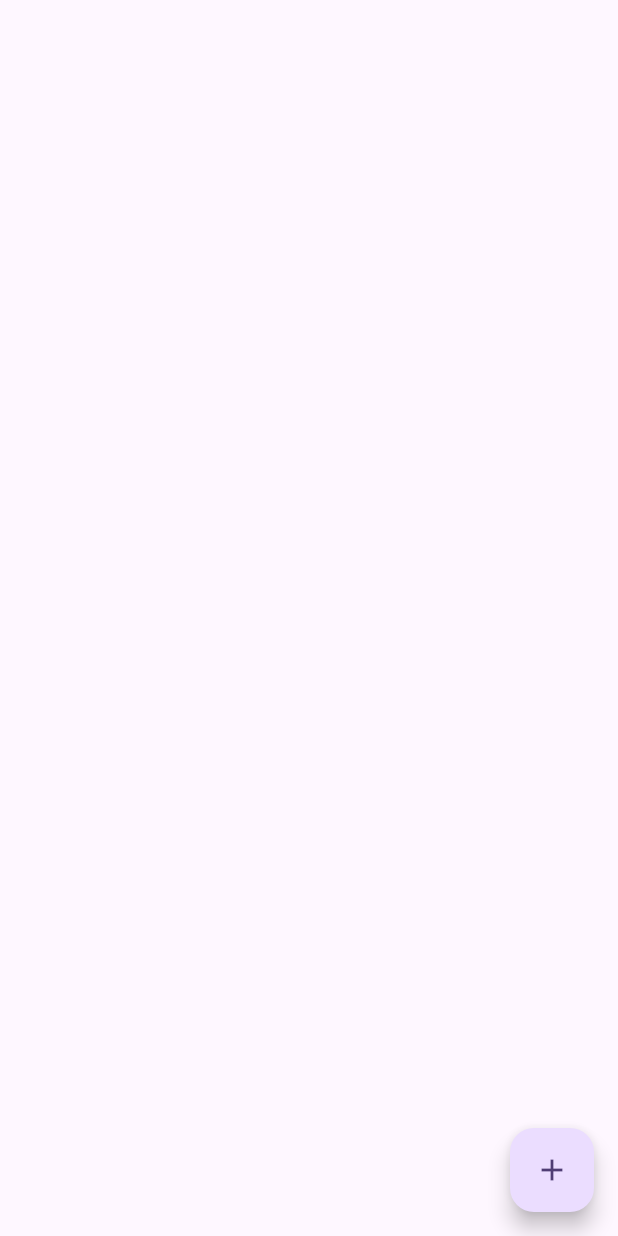
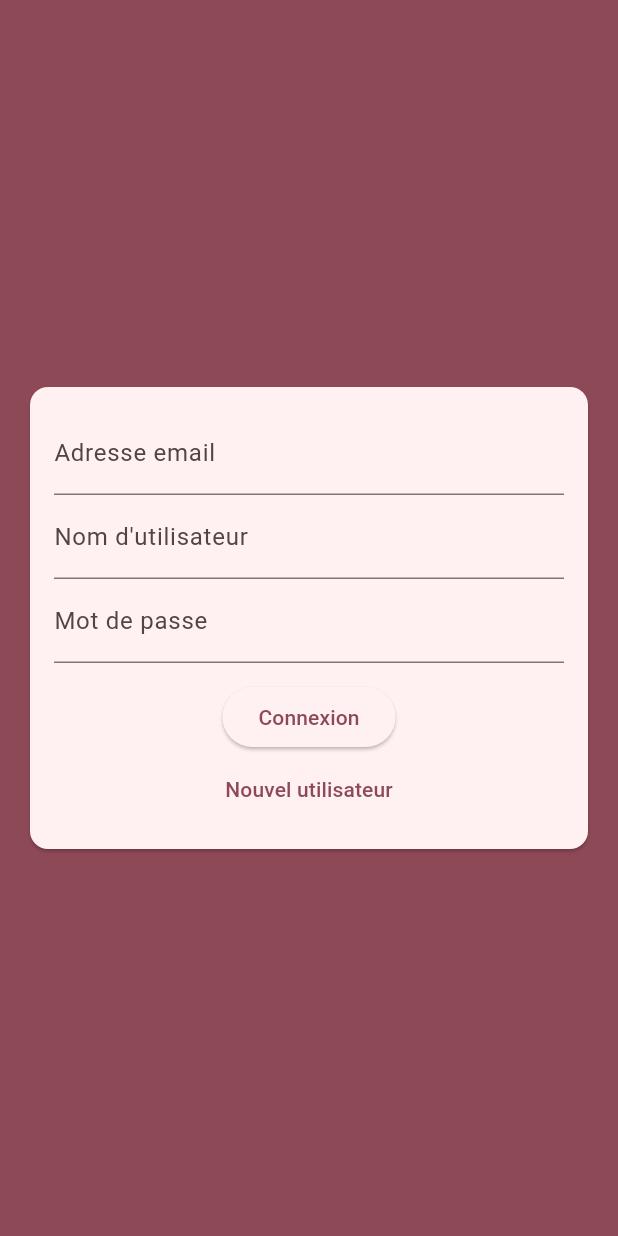
Before and after one commit to ossydreos/classroom, a Flutter app: the screen it shows after launch, on a phone screen of 412 x 824 dp. Run offline on Flutter 3.47's test engine with Material 3 defaults, Android fonts, the phone set to English and light mode, and no system bars; our stand-ins replace cloud_firestore, firebase_core; accounts and stored records are empty.

Commit message:
construction de la page auth_form + ajustement du thème + ajout logique connexion

```diff
--- a/lib/main.dart
+++ b/lib/main.dart
@@ -2,6 +2,8 @@ import 'package:flutter/material.dart';
 
 import './screens/chat_screen.dart';
 import 'package:firebase_core/firebase_core.dart';
+
+import './screens/auth_screen.dart';
 
 Future<void> main() async {
   WidgetsFlutterBinding.ensureInitialized();
@@ -13,15 +15,16 @@ Future<void> main() async {
 class MyApp extends StatelessWidget {
   const MyApp({super.key});
 
-  // This widget is the root of your application.
   @override
   Widget build(BuildContext context) {
     return MaterialApp(
       title: 'FlutterChat',
       theme: ThemeData(
-        colorScheme: ColorScheme.fromSeed(seedColor: Colors.deepPurple),
+        useMaterial3: true,
+        colorScheme: ColorScheme.fromSeed(seedColor: Colors.pink , brightness: Brightness.light)
+
       ),
-      home: ChatScreen(),
+      home: AuthScreen(),
     );
   }
 }
--- a/lib/screens/auth_screen.dart
+++ b/lib/screens/auth_screen.dart
@@ -0,0 +1,19 @@
+import 'package:flutter/material.dart';
+
+import '../widgets/auth/auth_form.dart';
+
+
+class AuthScreen extends StatefulWidget {
+  @override
+  State<AuthScreen> createState() => _AuthScreenState();
+}
+
+class _AuthScreenState extends State<AuthScreen> {
+  @override
+  Widget build(BuildContext context) {
+    return Scaffold(
+      backgroundColor: Theme.of(context).primaryColor,
+      body: AuthForm(),
+    );
+  }
+}
--- /dev/null
+++ b/lib/widgets/auth/auth_form.dart
@@ -0,0 +1,64 @@
+import 'package:flutter/material.dart';
+
+class AuthForm extends StatefulWidget {
+  @override
+  State<AuthForm> createState() => _AuthFormState();
+}
+
+class _AuthFormState extends State<AuthForm> {
+  @override
+  Widget build(BuildContext context) {
+    return Center(
+      child: Card(
+        margin: EdgeInsets.all(20),
+        child: SingleChildScrollView(
+          child: Padding(
+            padding: EdgeInsets.all(16),
+            child: Form(
+              child: Column(
+                mainAxisSize: MainAxisSize.min,
+                children: <Widget>[
+                  TextFormField(
+                    validator: (value) {
+                      if(value == null || value.isEmpty || !value.contains('@')) {
+                        return 'Veuillez entrer une adresse email valide';
+                      }
+                      return null;
+                    },
+                    keyboardType: TextInputType.emailAddress,
+                    decoration: InputDecoration(labelText: 'Adresse email'),
+                  ),
+                  TextFormField(
+                    validator: (value) {
+                      if(value == null || value.isEmpty || value.length<4) {
+                        return "Le nom d'utilisateur doit faire au moins 4 caractères";
+                      }
+                      return null;
+                    },
+                    decoration: InputDecoration(labelText: "Nom d'utilisateur"),
+                  ),
+                  TextFormField(
+                    validator: (value) {
+                      if(value == null || value.isEmpty || value.length<7) {
+                        return 'Votre mot de passe doit faire au moins 7 caractères';
+                      }
+                      return null;
+                    },
+                    decoration: InputDecoration(labelText: 'Mot de passe'),
+                    obscureText: true,
+                  ),
+                  SizedBox(height: 12),
+                  ElevatedButton(child: Text('Connexion'), onPressed: () {}),
+                  TextButton(
+                    child: Text('Nouvel utilisateur'),
+                    onPressed: () {},
+                  ),
+                ],
+              ),
+            ),
+          ),
+        ),
+      ),
+    );
+  }
+}
```
